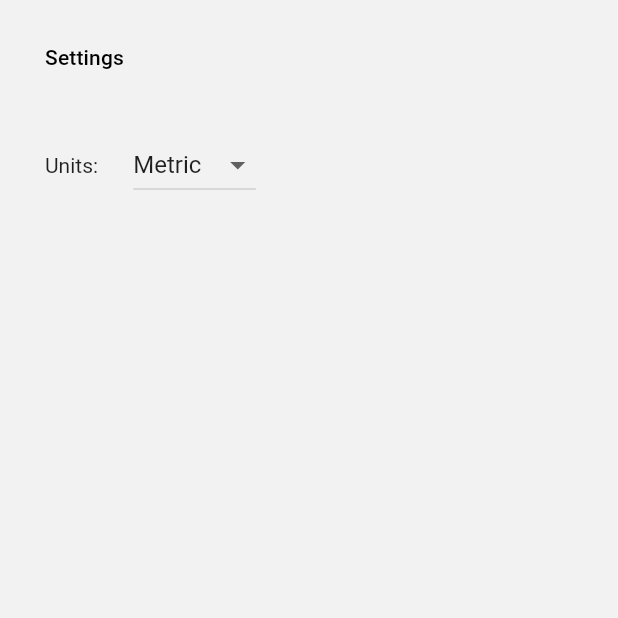
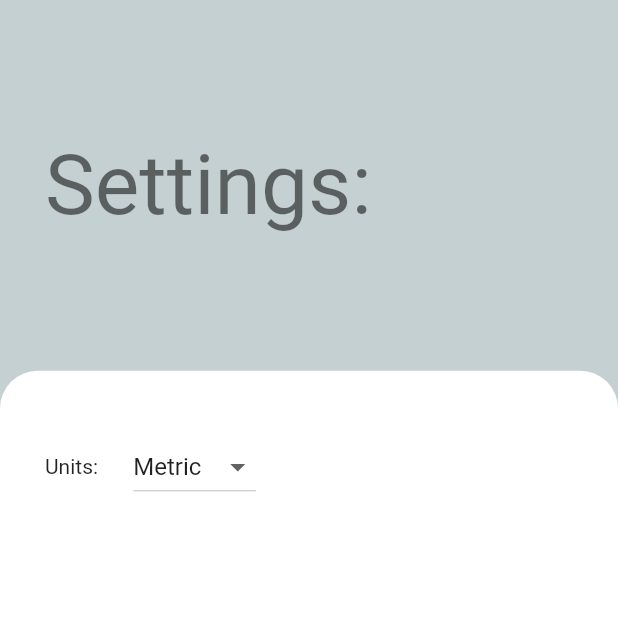
Before and after one commit to MartinKubela/app_meow, a Flutter app: the SettingsPage screen opened directly, on a phone screen of 412 x 824 dp, the top half of it. Run offline on Flutter 3.47's test engine with Material 2 defaults, Android fonts, the phone set to English and light mode, and no system bars; our stand-ins replace dio, just_audio, shared_preferences; accounts and stored records are empty; generated files the repository leaves out were written again; network calls fail.

Commit message:
pages ui reworked to page layout

```diff
--- a/lib/pages/settings_page.dart
+++ b/lib/pages/settings_page.dart
@@ -1,5 +1,5 @@
+import 'package:app_meow/components/page_layout.dart';
 import 'package:app_meow/controls/settings_control.dart';
-import 'package:app_meow/theme.dart';
 import 'package:app_meow/tools/enums.dart';
 import 'package:app_meow/tools/extensions/string_extension.dart';
 import 'package:app_meow/tools/parser.dart';
@@ -20,26 +20,12 @@ class SettingsPage extends StatelessWidget {
         create: (context) => control,
         child: SafeArea(
           child: Scaffold(
-            backgroundColor: theme.backgroundColor,
-            body: SingleChildScrollView(
-              physics: BouncingScrollPhysics(),
-              child: Column(
-                mainAxisSize: MainAxisSize.min,
-                crossAxisAlignment: CrossAxisAlignment.center,
-                children: [
-                  Align(
-                    alignment: Alignment.centerLeft,
+              backgroundColor: theme.accentColor,
+              body: PageLayout(
+                title: 'Settings',
                 child: Padding(
-                      padding: const EdgeInsets.only(left: 30, top: 30),
-                      child: Text(
-                        'Settings',
-                        style: theme.textTheme.subtitle2,
-                      ),
-                    ),
-                  ),
-                  Padding(
-                    padding: const EdgeInsets.symmetric(
-                        horizontal: 30, vertical: 40),
+                  padding:
+                      const EdgeInsets.symmetric(horizontal: 30, vertical: 40),
                   child: Row(
                     mainAxisSize: MainAxisSize.max,
                     children: [
@@ -53,13 +39,7 @@ class SettingsPage extends StatelessWidget {
                     ],
                   ),
                 ),
-                  SizedBox(
-                    height: CatTheme.paddingHead,
-                  )
-                ],
-              ),
-            ),
-          ),
+              )),
         ),
       ),
     );
```
Also changed, not shown: lib/pages/favs_page.dart (+14 -27 lines), lib/pages/kittens_page.dart (+19 -25 lines). Lines whose indentation alone changed are shown as unchanged.
